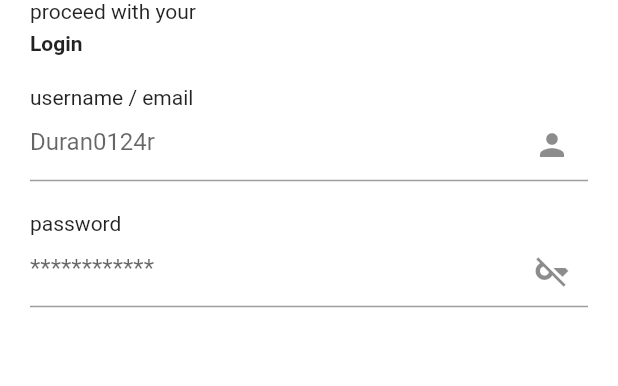
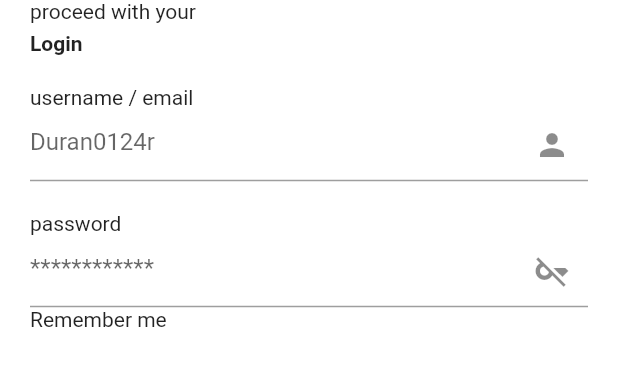
Before and after one commit to rehamAlii29/GTrip, a Flutter app: the screen it shows after launch, on a phone screen of 412 x 824 dp, the part 401-787 px from its top. Run offline on Flutter 3.47's test engine with Material 2 defaults, Android fonts, the light colour scheme and no system bars.

Commit message:
commit on main

```diff
--- a/lib/LoginUser.dart
+++ b/lib/LoginUser.dart
@@ -45,12 +45,18 @@ class _LoginUserState extends State<LoginUser> {
                 controller: emailController,
                   decoration: const InputDecoration(
                       hintText: "Duran0124r", suffixIcon: Icon(Icons.person))),
-              SizedBox(height: 20,),
+              const SizedBox(height: 20,),
               const Text('password'),
               TextFormField(
                 controller: passwordController,
                   decoration: const InputDecoration(
                       hintText: "************", suffixIcon: Icon(Icons.key_off))),
+              Row(children: const [
+                Expanded(child: Text("Remember me")),
+
+
+
+              ],)
 
             ],
           ))
```
